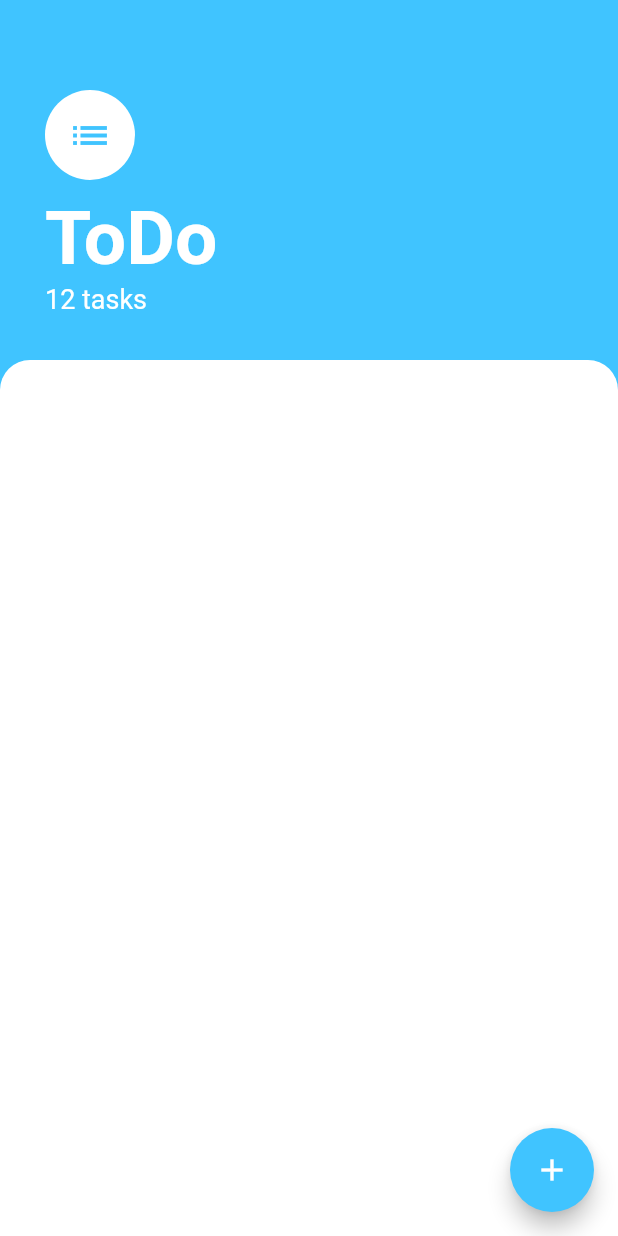
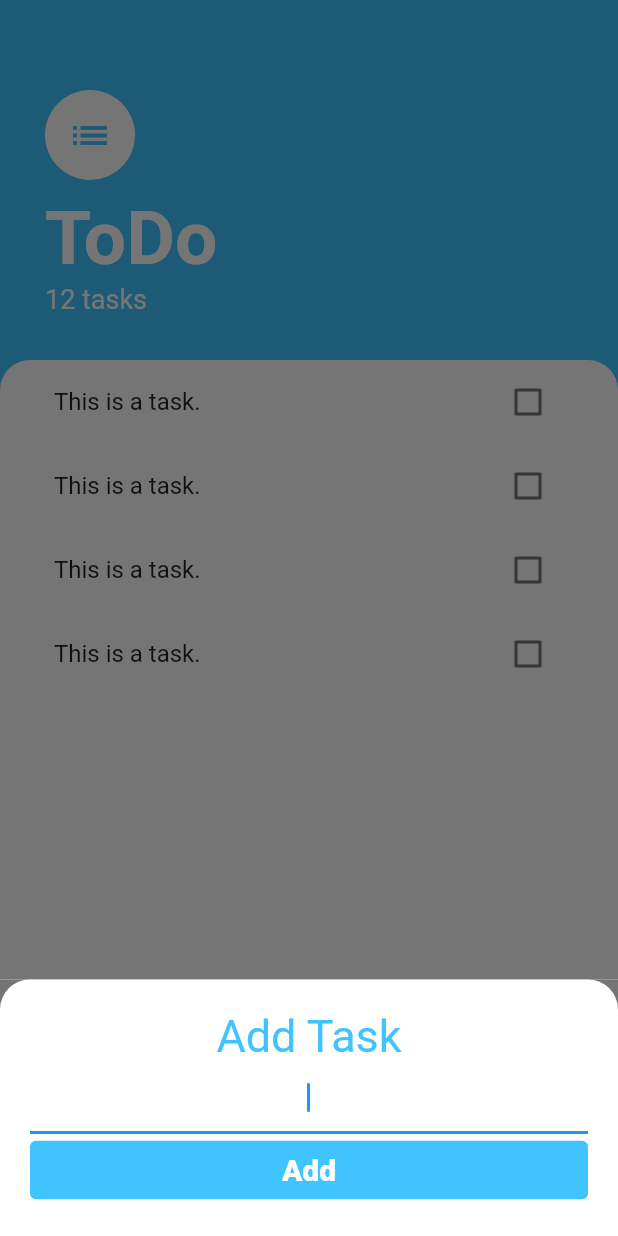
Before and after one commit to pasha13d/TODO-List, a Flutter app: the screen it shows after launch, after a tap on the "add" icon, on a phone screen of 412 x 824 dp. Run offline on Flutter 3.47's test engine with Material 2 defaults, Android fonts, the phone set to English and light mode, and no system bars.

Commit message:
add bottom sheet widget

```diff
--- /dev/null
+++ b/lib/screens/add_tasks_screen.dart
@@ -0,0 +1,55 @@
+import 'package:flutter/material.dart';
+
+class AddTasksScreen extends StatelessWidget {
+  const AddTasksScreen({Key? key}) : super(key: key);
+
+  @override
+  Widget build(BuildContext context) {
+    return Container(
+      color: Color(0xFF757575),
+      child: Container(
+        padding: EdgeInsets.all(20.0),
+        decoration: BoxDecoration(
+          color: Colors.white,
+          borderRadius: BorderRadius.only(
+            topLeft: Radius.circular(20.0),
+            topRight: Radius.circular(20.0),
+          ),
+        ),
+        child: Column(
+          crossAxisAlignment: CrossAxisAlignment.stretch,
+          children: <Widget>[
+            Text(
+              'Add Task',
+              textAlign: TextAlign.center,
+              style: TextStyle(
+                fontSize: 30.0,
+                color: Colors.lightBlueAccent,
+              ),
+            ),
+            TextField(
+              // when click bottom icon auto select text box
+              // and out keypad
+              autofocus: true,
+              textAlign: TextAlign.center,
+            ),
+            TextButton(
+                onPressed: () {
+
+                },
+                child: Text('Add'),
+                style: TextButton.styleFrom(
+                    primary: Colors.white,
+                    backgroundColor: Colors.lightBlueAccent,
+                    textStyle: TextStyle(
+                      fontSize: 20.0,
+                      fontWeight: FontWeight.w900,
+                    ),
+                ),
+            ),
+          ],
+        ),
+      ),
+    );
+  }
+}
--- a/lib/screens/tasks_screen.dart
+++ b/lib/screens/tasks_screen.dart
@@ -1,7 +1,17 @@
 import 'package:flutter/material.dart';
+import 'package:todo_list/widgets/tasks_list.dart';
+
+import 'add_tasks_screen.dart';
 
 class TasksScreen extends StatelessWidget {
-  const TasksScreen({Key? key}) : super(key: key);
+  Widget buildBottomSheet(BuildContext context) {
+    return SingleChildScrollView(
+        child: Container(
+          padding: EdgeInsets.only(bottom: MediaQuery.of(context).viewInsets.bottom),
+            child: AddTasksScreen(),
+        ),
+    );
+  }
 
   @override
   Widget build(BuildContext context) {
@@ -11,8 +21,16 @@ class TasksScreen extends StatelessWidget {
         backgroundColor: Colors.lightBlueAccent,
         child: Icon(Icons.add),
         onPressed: () {
-
-        },),
+          //bottom plus buttom
+          showModalBottomSheet(
+              context: context,
+              //Setting the isScrolledControlled property to true
+              // you can make the modal take up the full screen
+              isScrollControlled: true,
+              builder: buildBottomSheet
+          );
+        },
+      ),
       // SafeArea used so that it could take space
       // upper the phone header. i.e: time,battery...
       body: Column(
@@ -58,6 +76,8 @@ class TasksScreen extends StatelessWidget {
           ),
           Expanded(
             child: Container(
+              // padding for checkbox elements
+              padding: EdgeInsets.symmetric(horizontal: 20.0),
               decoration: BoxDecoration(
                 color: Colors.white,
                 borderRadius: BorderRadius.only(
@@ -65,7 +85,7 @@ class TasksScreen extends StatelessWidget {
                   topRight: Radius.circular(20.0),
                 ),
               ),
-              child: null,
+              child: TasksList(),
             ),
           ),
         ],
--- /dev/null
+++ b/lib/widgets/tasks_list.dart
@@ -0,0 +1,17 @@
+import 'package:flutter/material.dart';
+import 'package:todo_list/widgets/tasks_title.dart';
+
+class TasksList extends StatelessWidget {
+
+  @override
+  Widget build(BuildContext context) {
+    return ListView(
+      children: <Widget>[
+        TasksTitle(),
+        TasksTitle(),
+        TasksTitle(),
+        TasksTitle(),
+      ],
+    );
+  }
+}
--- /dev/null
+++ b/lib/widgets/tasks_title.dart
@@ -0,0 +1,17 @@
+import 'package:flutter/material.dart';
+
+class TasksTitle extends StatelessWidget {
+
+  @override
+  Widget build(BuildContext context) {
+    return ListTile(
+      title: Text('This is a task.'),
+      trailing: Checkbox(
+        value: false,
+        onChanged: (bool? value) {
+
+        },
+      ),
+    );
+  }
+}
```
